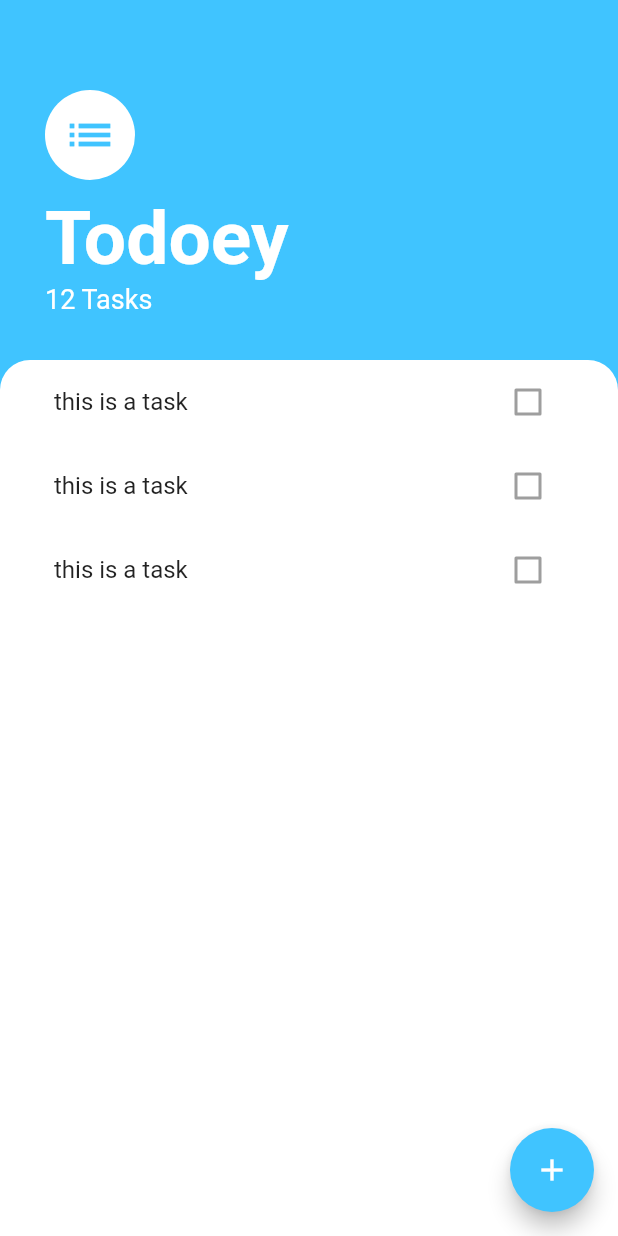
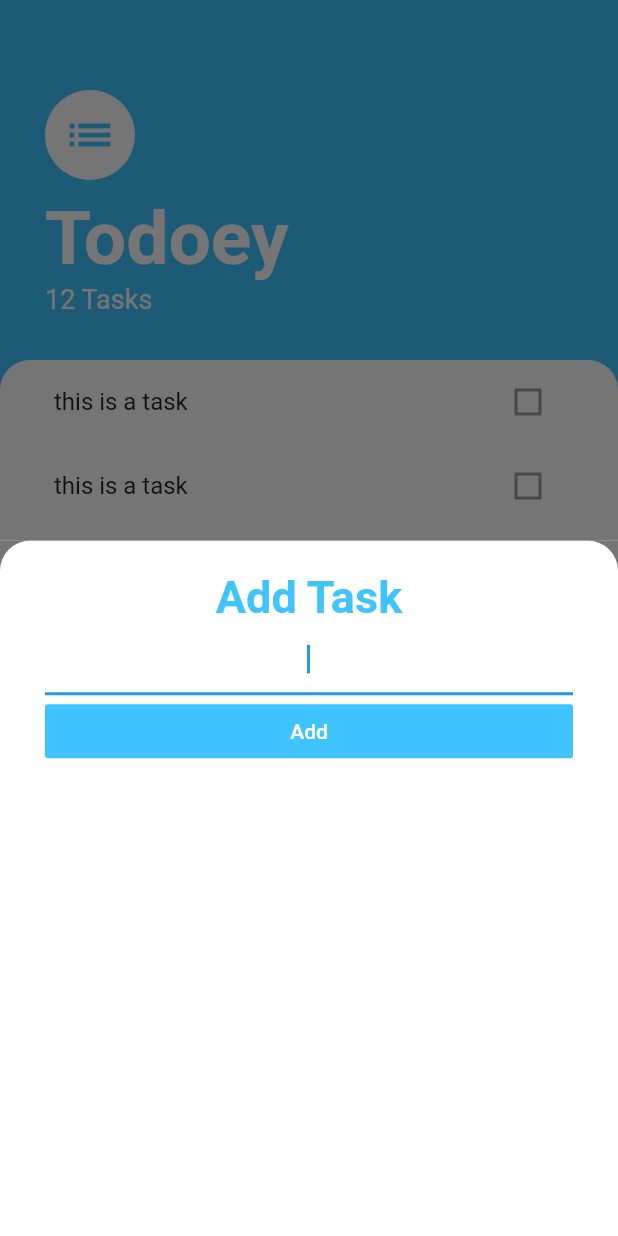
Before and after one commit to AmbujaAK/todoey_flutter, a Flutter app: the screen it shows after launch, after a tap on the "add" icon, on a phone screen of 412 x 824 dp. Run offline on Flutter 3.47's test engine with Material 2 defaults, Android fonts, the phone set to English and light mode, and no system bars.

Commit message:
bottomsheet added

```diff
--- /dev/null
+++ b/lib/screens/add_task_screen.dart
@@ -0,0 +1,47 @@
+import 'package:flutter/material.dart';
+
+class AddTaskScreen extends StatelessWidget {
+  @override
+  Widget build(BuildContext context) {
+    return Container(
+      color: Color(0xFF757575),
+      child: Container(
+        decoration: BoxDecoration(
+          borderRadius: BorderRadius.only(
+            topLeft: Radius.circular(20.0),
+            topRight: Radius.circular(20.0),
+          ),
+          color: Colors.white
+        ),
+        child: Padding(
+          padding: const EdgeInsets.only(left: 30.0, top: 20.0, right: 30.0,bottom: 20.0),
+          child: Column(
+            crossAxisAlignment: CrossAxisAlignment.stretch,
+            children: [
+              Text(
+                'Add Task',
+                textAlign: TextAlign.center,
+                style: TextStyle(
+                  fontSize: 30.0,
+                  color: Colors.lightBlueAccent,
+                  fontWeight: FontWeight.bold
+                ),
+              ),
+              TextField(
+                autofocus: true,
+                textAlign: TextAlign.center,
+              ),
+              FlatButton(
+                onPressed: (){
+
+                },
+                child: Text('Add',style: TextStyle(color: Colors.white),),
+                color: Colors.lightBlueAccent,
+              ),
+            ],
+          ),
+        ),
+      ),
+    );
+  }
+}
--- a/lib/screens/tasks_screen.dart
+++ b/lib/screens/tasks_screen.dart
@@ -1,7 +1,9 @@
 import 'package:flutter/material.dart';
 import 'package:todoey_flutter/components/tasks_list.dart';
+import 'add_task_screen.dart';
 
 class TasksScreen extends StatelessWidget {
+
   @override
   Widget build(BuildContext context) {
     return Scaffold(
@@ -56,7 +58,12 @@ class TasksScreen extends StatelessWidget {
       ),
       floatingActionButton: FloatingActionButton(
         backgroundColor: Colors.lightBlueAccent,
-        onPressed: (){},
+        onPressed: (){
+          showModalBottomSheet(
+            context: context,
+            builder: (context) => AddTaskScreen(),
+          );
+        },
         child: Icon(
           Icons.add,
           color: Colors.white,
```
